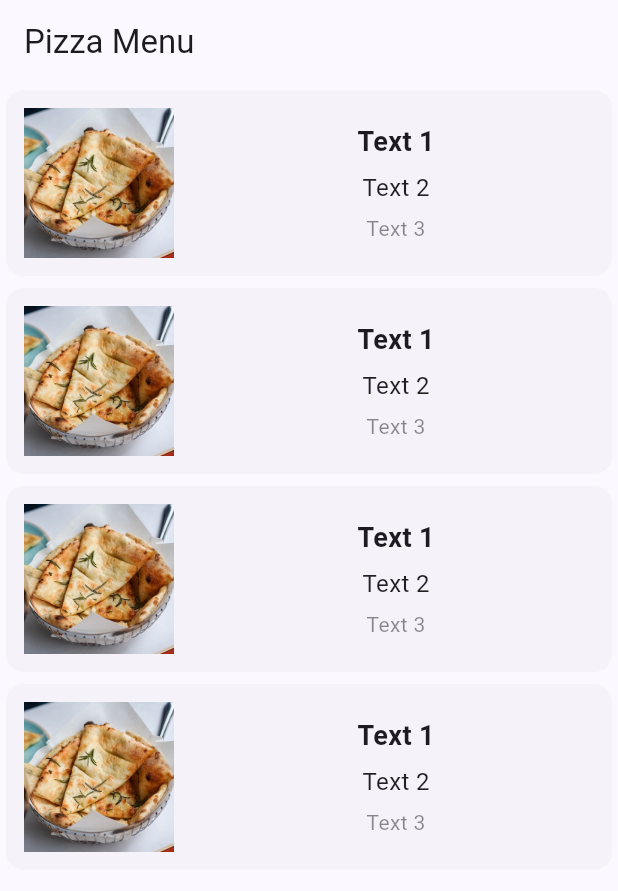
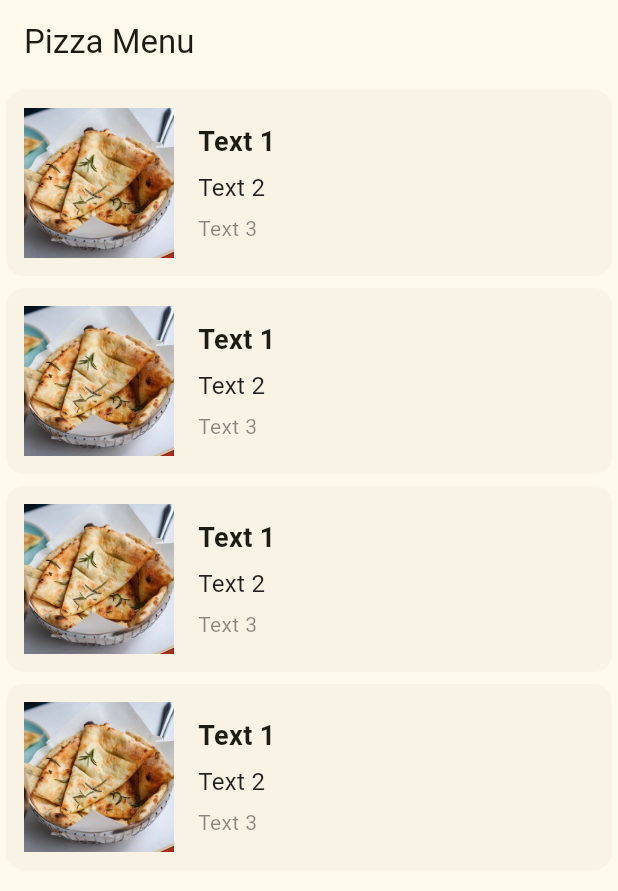
Before and after one commit to Atu141/Pizza_Menu, a Flutter app: the screen it shows after launch, on a phone screen of 412 x 824 dp. Shown: the top 891 px of the screen. Run offline on Flutter 3.47's test engine with Material 3 defaults, Android fonts, the phone set to English and light mode, and no system bars.

Commit message:
update 1

```diff
--- a/lib/main.dart
+++ b/lib/main.dart
@@ -14,7 +14,7 @@ class MyApp extends StatelessWidget {
       title: 'Flutter Demo',
       theme: ThemeData(
 
-        colorScheme: ColorScheme.fromSeed(seedColor: Color.fromARGB(255, 4, 20, 235)),
+        colorScheme: ColorScheme.fromSeed(seedColor: Colors.yellow),
         useMaterial3: true,
       ),
       home:const PizzaMenu(),
--- a/lib/menu_item.dart
+++ b/lib/menu_item.dart
@@ -22,6 +22,7 @@ class MenuItem extends StatelessWidget {
                   Expanded(
                     child: Column(
                       mainAxisAlignment: MainAxisAlignment.start,
+                      crossAxisAlignment: CrossAxisAlignment.start,
                       children: [
                         Text(
                           "Text 1",
```
